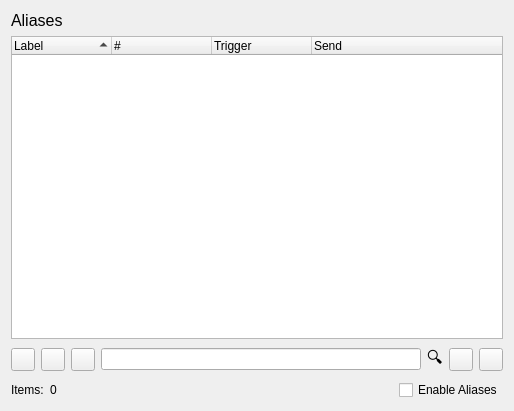
This is smushclient-qt/cpp/ui/prefs/aliases.ui in jnbooth/smushclient as Qt 5 draws it before an edit. The edited form follows.
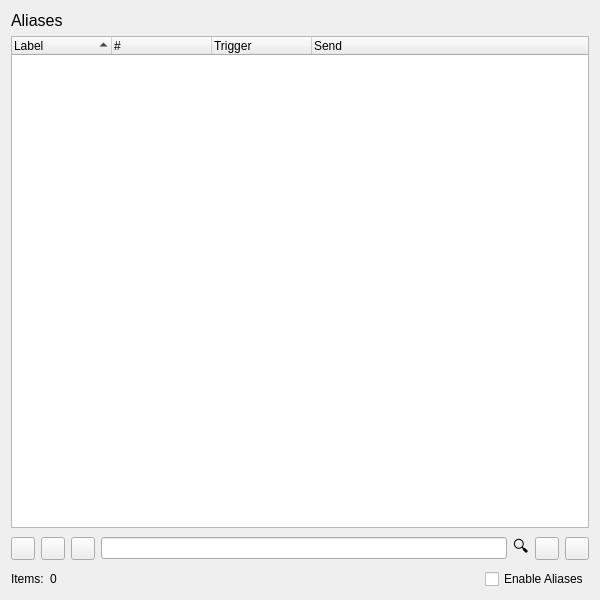
This is the edited form. Icons and pictures are not drawn.

Diff of the .ui file:
```diff
--- a/smushclient-qt/cpp/ui/prefs/aliases.ui
+++ b/smushclient-qt/cpp/ui/prefs/aliases.ui
@@ -6,8 +6,8 @@
    <rect>
     <x>0</x>
     <y>0</y>
-    <width>514</width>
-    <height>411</height>
+    <width>600</width>
+    <height>600</height>
    </rect>
   </property>
   <property name="windowTitle">
```
